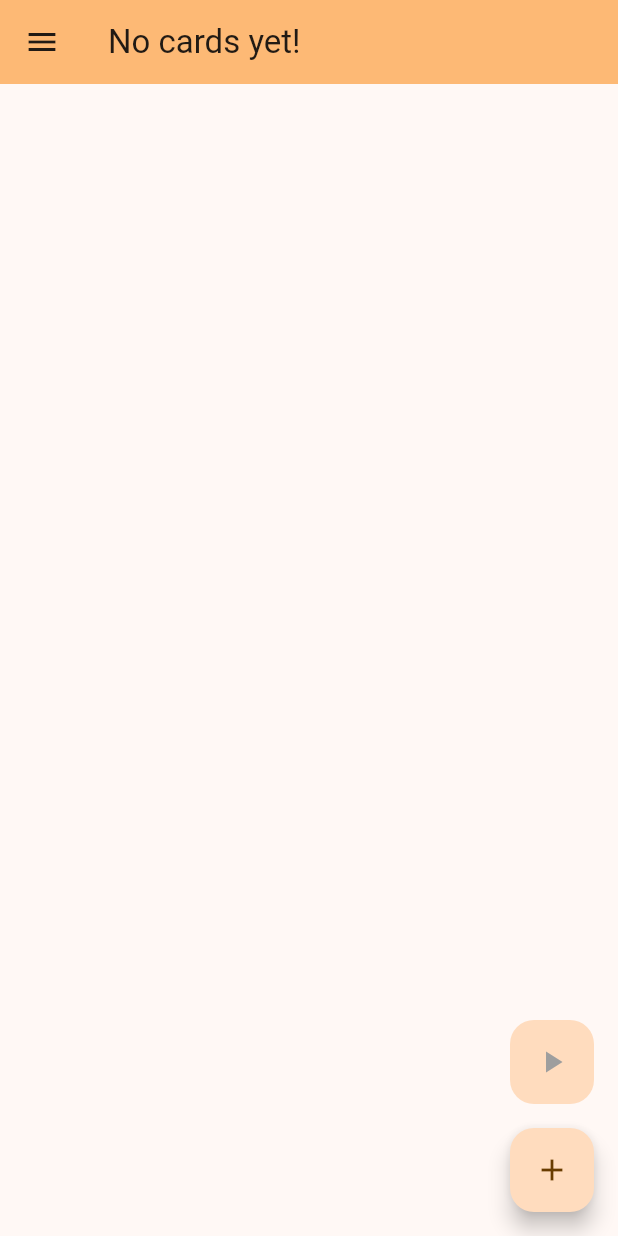
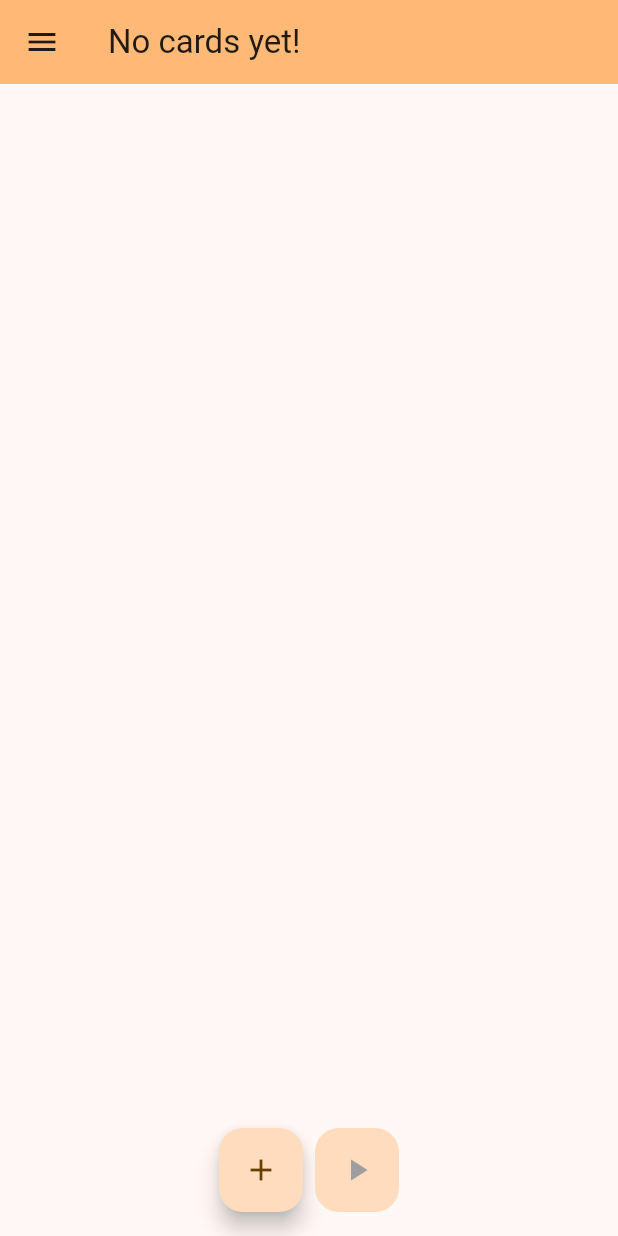
Before and after one commit to hosikiti/vocardo, a Flutter app: the screen it shows after launch, on a phone screen of 412 x 824 dp. Run offline on Flutter 3.47's test engine with Material 2 defaults, Android fonts, the phone set to English and light mode, and no system bars; our stand-ins replace audioplayers, flutter_riverpod, isar, riverpod_annotation; missing offline and left inert: record; accounts and stored records are empty; generated files the repository leaves out were written again.

Commit message:
Adjust design.

```diff
--- a/lib/my_app.dart
+++ b/lib/my_app.dart
@@ -81,9 +81,6 @@ class _MyHomePageState extends ConsumerState<MyHomePage> {
         ),
       ),
       appBar: AppBar(
-        // TRY THIS: Try changing the color here to a specific color (to
-        // Colors.amber, perhaps?) and trigger a hot reload to see the AppBar
-        // change color while the other colors stay the same.
         backgroundColor: Theme.of(context).colorScheme.inversePrimary,
         // Here we take the value from the MyHomePage object that was created by
         // the App.build method, and use it to set our appbar title.
@@ -109,17 +106,20 @@ class _MyHomePageState extends ConsumerState<MyHomePage> {
                       builder: (context) =>
                           EditPage(initialItem: cards[index])));
                 },
+                child: Padding(
+                  padding: const EdgeInsets.all(8.0),
                   child: Card(
+                    elevation: 8,
                     child: Column(
                       mainAxisSize: MainAxisSize.min,
                       children: <Widget>[
                         ListTile(
-                        leading: const Icon(Icons.album),
+                          leading: const Icon(Icons.circle),
                           title: Text(cards[index].question),
                           titleTextStyle: const TextStyle(
                               color: Colors.black,
                               fontWeight: FontWeight.bold,
-                            fontSize: 24),
+                              fontSize: 30),
                           subtitle: Text(cards[index].answer),
                         ),
                         Row(
@@ -143,6 +143,7 @@ class _MyHomePageState extends ConsumerState<MyHomePage> {
                       ],
                     ),
                   ),
+                ),
               );
             },
             itemCount: cards.length,
@@ -157,9 +158,22 @@ class _MyHomePageState extends ConsumerState<MyHomePage> {
           );
         },
       ),
-      floatingActionButton: Column(
+      bottomNavigationBar: Padding(
+        padding: const EdgeInsets.all(16.0),
+        child: Row(
             mainAxisSize: MainAxisSize.min,
+            mainAxisAlignment: MainAxisAlignment.center,
             children: [
+              FloatingActionButton(
+                heroTag: "add",
+                onPressed: () {
+                  Navigator.of(context).push(MaterialPageRoute(
+                      builder: (context) => const EditPage()));
+                },
+                tooltip: 'Add a new word',
+                child: const Icon(Icons.add),
+              ),
+              const SizedBox(width: 8),
               FloatingActionButton(
                 heroTag: "practice",
                 onPressed: noCard
@@ -174,18 +188,8 @@ class _MyHomePageState extends ConsumerState<MyHomePage> {
                 tooltip: 'Practice',
                 child: const Icon(Icons.play_arrow),
               ),
-          const SizedBox(height: 16),
-          FloatingActionButton(
-            heroTag: "add",
-            onPressed: () {
-              Navigator.of(context).push(
-                  MaterialPageRoute(builder: (context) => const EditPage()));
-            },
-            tooltip: 'Add a new word',
-            child: const Icon(Icons.add),
-          )
-        ],
-      ), // This trailing comma makes auto-formatting nicer for build methods.
+            ]),
+      ),
     );
   }
 }
```
Lines whose indentation alone changed are shown as unchanged.
